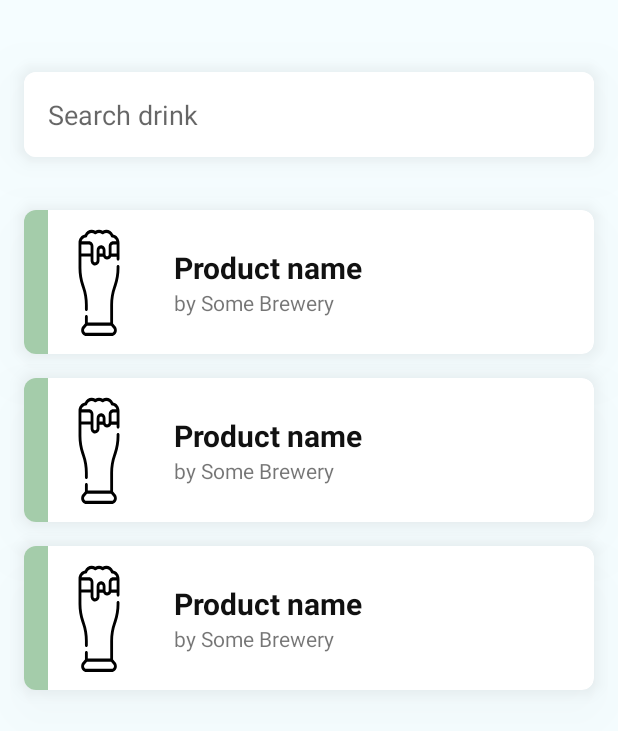
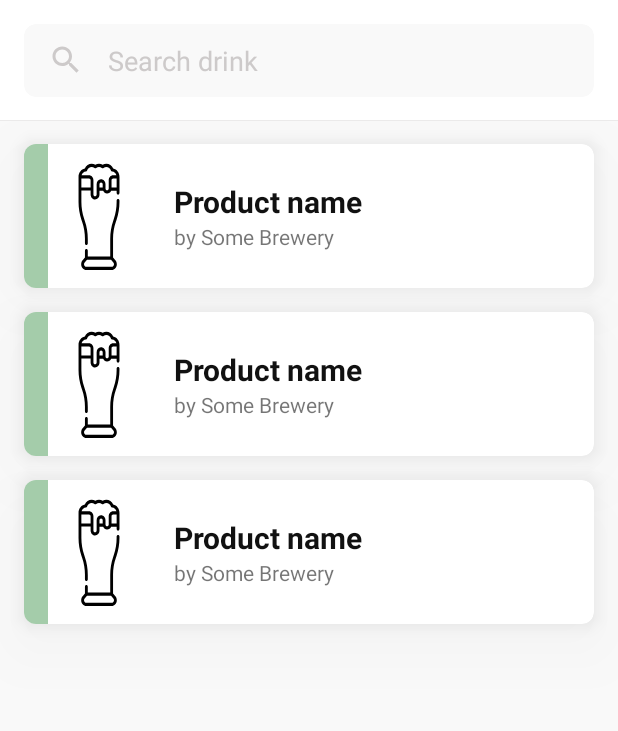
Before and after one commit to smbduknow/VeganDrinks, an Android app: the layout activity_main.xml on its own in the app's theme, with its tools: preview values and no code run, on a phone screen of 412 x 824 dp. Shown: the top 731 px of the screen. Run offline under Robolectric (Android 15) with nearby library versions, the phone set to English and light mode, and no system bars.

Commit message:
main screen design changes

```diff
--- /dev/null
+++ b/app/src/main/res/drawable/ic_search.xml
@@ -0,0 +1,9 @@
+<vector xmlns:android="http://schemas.android.com/apk/res/android"
+        android:width="24dp"
+        android:height="24dp"
+        android:viewportWidth="24.0"
+        android:viewportHeight="24.0">
+    <path
+        android:fillColor="@color/gray"
+        android:pathData="M15.5,14h-0.79l-0.28,-0.27C15.41,12.59 16,11.11 16,9.5 16,5.91 13.09,3 9.5,3S3,5.91 3,9.5 5.91,16 9.5,16c1.61,0 3.09,-0.59 4.23,-1.57l0.27,0.28v0.79l5,4.99L20.49,19l-4.99,-5zM9.5,14C7.01,14 5,11.99 5,9.5S7.01,5 9.5,5 14,7.01 14,9.5 11.99,14 9.5,14z"/>
+</vector>
--- a/app/src/main/res/layout/activity_main.xml
+++ b/app/src/main/res/layout/activity_main.xml
@@ -6,14 +6,15 @@
     android:layout_width="match_parent"
     android:layout_height="match_parent"
     android:clipToPadding="false"
-    android:background="@color/blue_soft"
+    android:background="@color/gray_light"
     tools:context=".MainActivity">
 
     <androidx.recyclerview.widget.RecyclerView
         android:id="@+id/suggestionListView"
         android:layout_width="match_parent"
         android:layout_height="match_parent"
-        android:paddingTop="140dp"
+        android:layout_marginTop="80dp"
+        android:paddingTop="16dp"
         android:paddingBottom="16dp"
         android:clipToPadding="false"
         tools:listitem="@layout/item_search_result"/>
@@ -22,25 +23,37 @@
         android:layout_width="match_parent"
         android:layout_height="80dp"
         android:layout_gravity="top"
-        android:background="@color/blue_soft"/>
+        android:background="@color/white"/>
+
+    <View
+        android:layout_width="match_parent"
+        android:layout_height="0.5dp"
+        android:layout_marginTop="80dp"
+        android:alpha="0.3"
+        android:background="@color/gray"/>
 
     <com.google.android.material.card.MaterialCardView
         android:layout_width="match_parent"
         android:layout_height="wrap_content"
-        android:layout_marginTop="48dp"
-        android:layout_marginStart="16dp"
-        android:layout_marginEnd="16dp"
+        android:layout_margin="16dp"
+        app:cardBackgroundColor="@color/gray_light"
         app:cardCornerRadius="8dp"
-        app:cardElevation="24dp">
+        app:cardElevation="0dp">
 
         <androidx.appcompat.widget.AppCompatEditText
             android:id="@+id/search_edit"
             android:layout_width="match_parent"
             android:layout_height="wrap_content"
-            android:background="#ffffff"
-            android:padding="16dp"
+            android:background="@null"
+            android:paddingTop="12dp"
+            android:paddingBottom="12dp"
+            android:paddingStart="16dp"
+            android:paddingEnd="16dp"
             android:imeOptions="actionSearch"
             android:inputType="text"
+            android:drawableStart="@drawable/ic_search"
+            android:drawablePadding="16dp"
+            android:textColorHint="@color/gray"
             android:hint="Search drink"/>
 
     </com.google.android.material.card.MaterialCardView>
--- a/app/src/main/res/values/colors.xml
+++ b/app/src/main/res/values/colors.xml
@@ -14,7 +14,9 @@
     <color name="red">#FFA1A1</color>
     <color name="red_light">#ffc7c7</color>
 
+    <color name="white">#ffffff</color>
     <color name="black">#111111</color>
     <color name="gray">#CDCACA</color>
+    <color name="gray_light">#F9F9F9</color>
 
 </resources>
```
